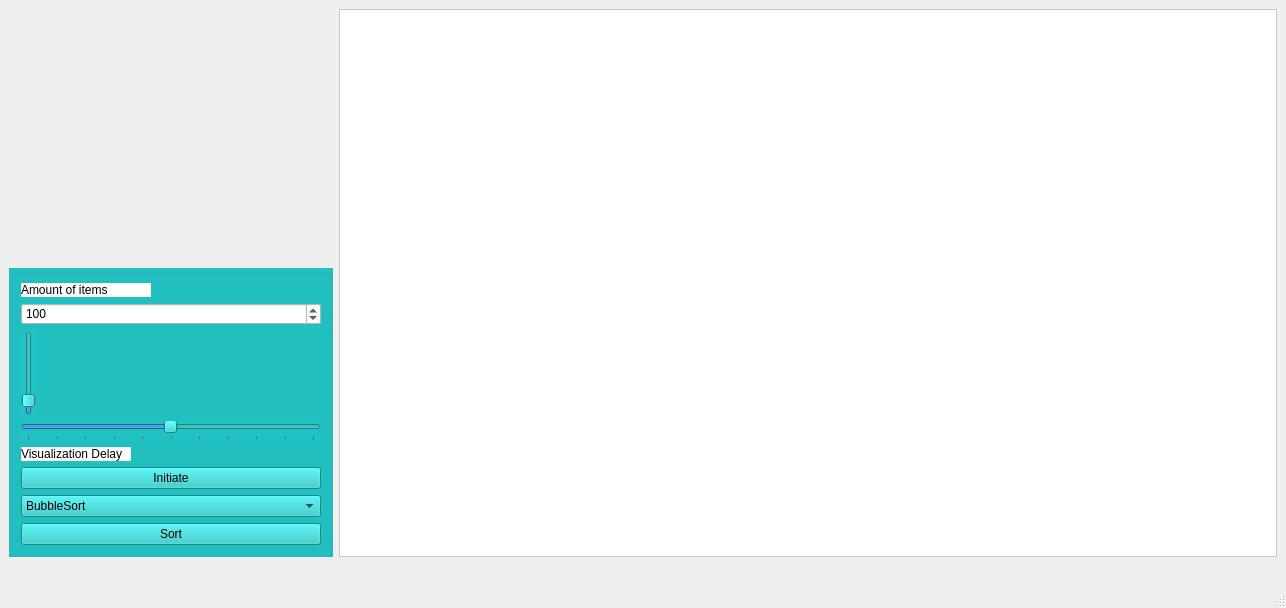
yegorgru/OOP_Lab2_4_Semester, file Sortings_Visualization/mainwindow.ui: the form before one commit.
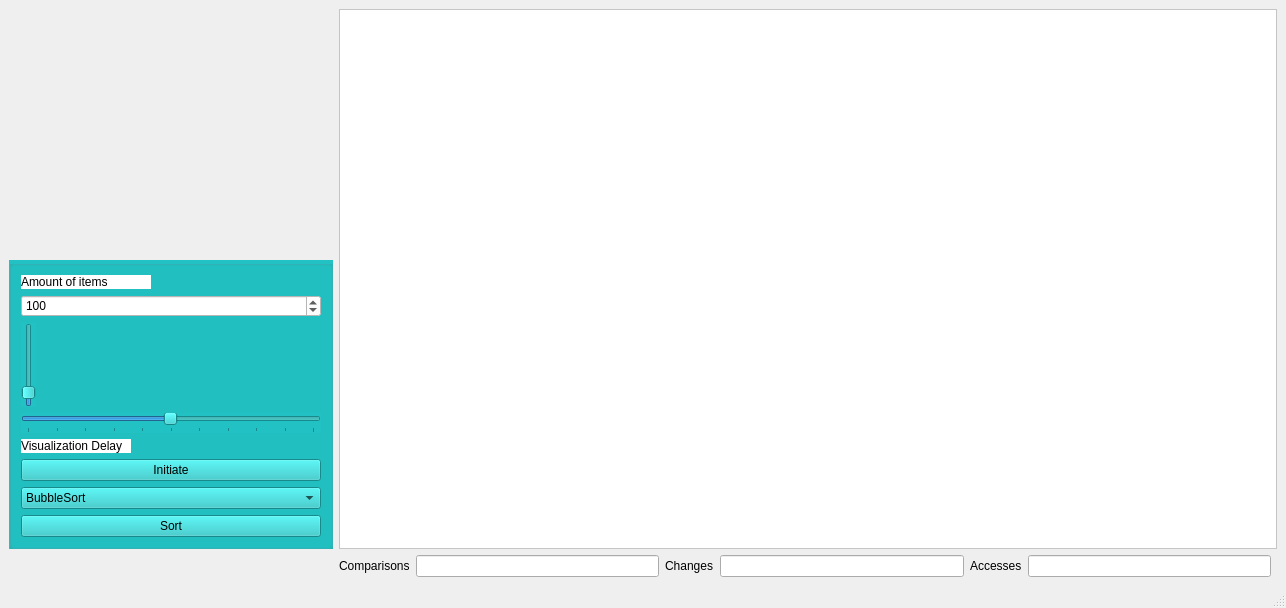
The form after the commit.

Commit message: labels of operations

Diff of the .ui file:
```diff
--- a/Sortings_Visualization/mainwindow.ui
+++ b/Sortings_Visualization/mainwindow.ui
@@ -24,18 +24,45 @@
   <widget class="QWidget" name="centralwidget">
    <layout class="QGridLayout" name="gridLayout">
     <item row="4" column="2">
-     <spacer name="horizontalSpacer_3">
+     <widget class="QLabel" name="label_2">
+      <property name="text">
+       <string>Comparisons</string>
+      </property>
+     </widget>
+    </item>
+    <item row="1" column="1">
+     <spacer name="verticalSpacer">
       <property name="orientation">
-       <enum>Qt::Horizontal</enum>
+       <enum>Qt::Vertical</enum>
       </property>
       <property name="sizeHint" stdset="0">
        <size>
-        <width>40</width>
-        <height>20</height>
+        <width>20</width>
+        <height>40</height>
        </size>
       </property>
      </spacer>
     </item>
+    <item row="4" column="3">
+     <widget class="QLineEdit" name="comparisons"/>
+    </item>
+    <item row="4" column="5">
+     <widget class="QLineEdit" name="changes"/>
+    </item>
+    <item row="4" column="7">
+     <widget class="QLineEdit" name="accesses">
+      <property name="text">
+       <string/>
+      </property>
+     </widget>
+    </item>
+    <item row="0" column="2" rowspan="4" colspan="7">
+     <widget class="QGraphicsView" name="graphicsView">
+      <property name="styleSheet">
+       <string notr="true">background: rgb(255, 255, 255)</string>
+      </property>
+     </widget>
+    </item>
     <item row="3" column="1">
      <widget class="QGroupBox" name="groupBox">
       <property name="minimumSize">
@@ -345,49 +372,17 @@
       </layout>
      </widget>
     </item>
-    <item row="4" column="3">
-     <spacer name="horizontalSpacer_2">
-      <property name="orientation">
-       <enum>Qt::Horizontal</enum>
+    <item row="4" column="6">
+     <widget class="QLabel" name="label_5">
+      <property name="text">
+       <string>Accesses</string>
       </property>
-      <property name="sizeHint" stdset="0">
-       <size>
-        <width>40</width>
-        <height>20</height>
-       </size>
-      </property>
-     </spacer>
-    </item>
-    <item row="1" column="1">
-     <spacer name="verticalSpacer">
-      <property name="orientation">
-       <enum>Qt::Vertical</enum>
-      </property>
-      <property name="sizeHint" stdset="0">
-       <size>
-        <width>20</width>
-        <height>40</height>
-       </size>
-      </property>
-     </spacer>
+     </widget>
     </item>
     <item row="4" column="4">
-     <spacer name="horizontalSpacer">
-      <property name="orientation">
-       <enum>Qt::Horizontal</enum>
-      </property>
-      <property name="sizeHint" stdset="0">
-       <size>
-        <width>40</width>
-        <height>20</height>
-       </size>
-      </property>
-     </spacer>
-    </item>
-    <item row="0" column="2" rowspan="4" colspan="4">
-     <widget class="QGraphicsView" name="graphicsView">
-      <property name="styleSheet">
-       <string notr="true">background: rgb(255, 255, 255)</string>
+     <widget class="QLabel" name="label_4">
+      <property name="text">
+       <string>Changes</string>
       </property>
      </widget>
     </item>
```
The commit also changes 4 other files.
